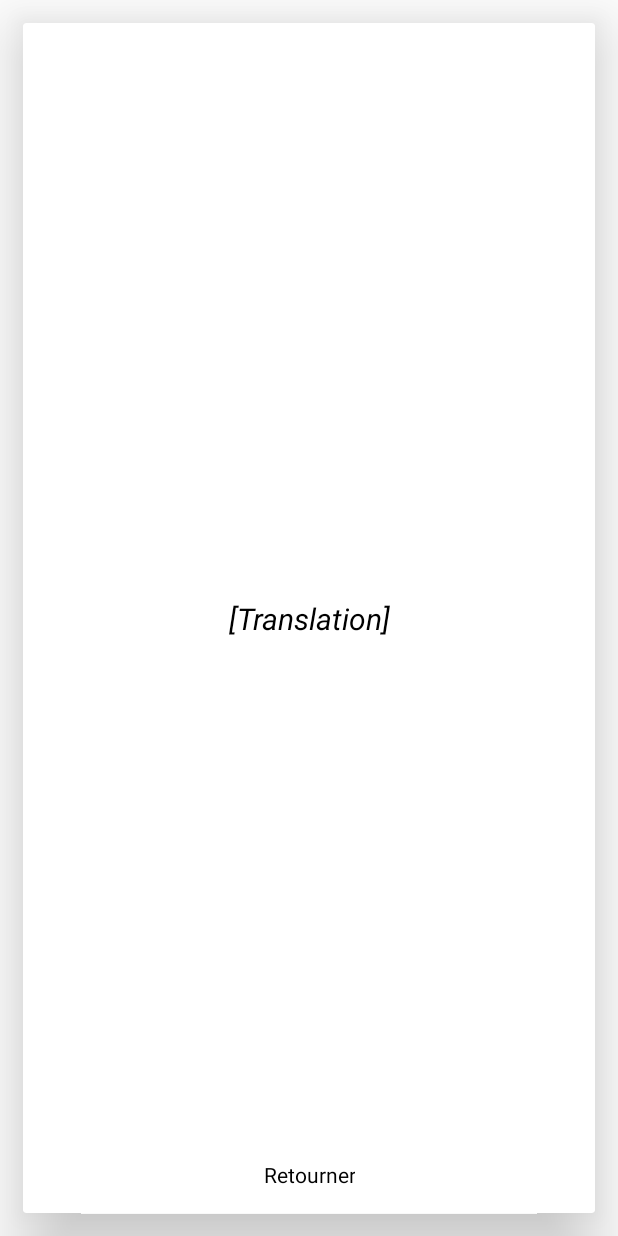
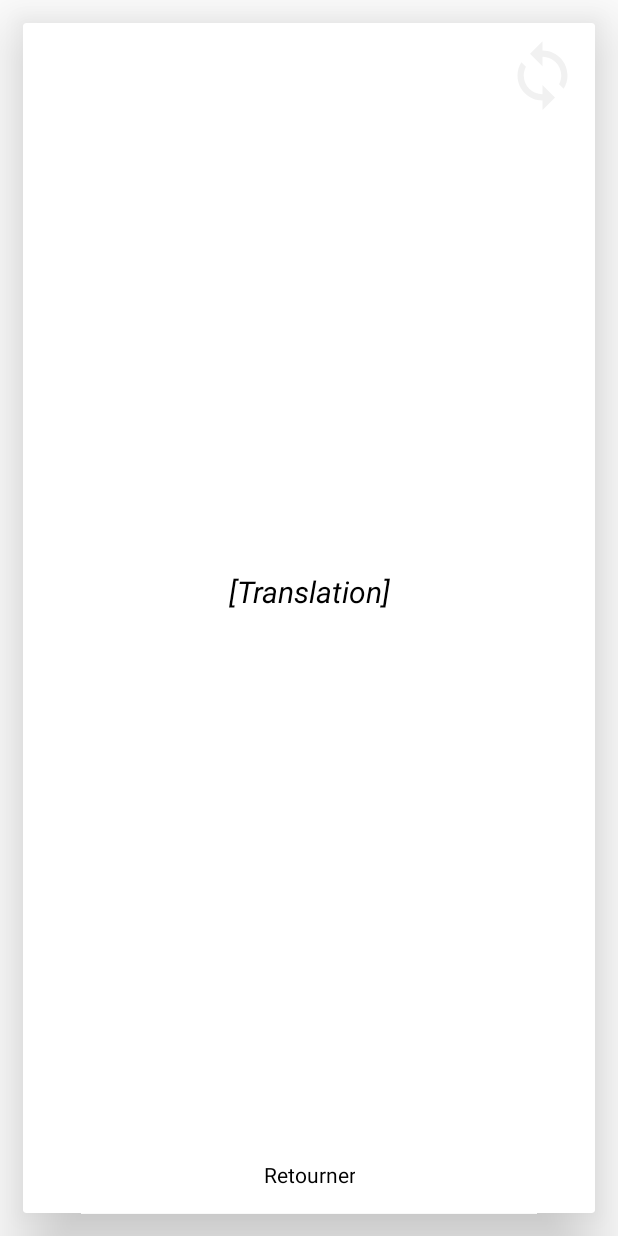
Before and after one commit to serreau/irregular-verbs, an Android app: the layout item_revision_front_cardview.xml on its own in the app's theme, with its tools: preview values and no code run, on a phone screen of 412 x 824 dp. Run offline under Robolectric (Android 15) with nearby library versions, the phone set to English and light mode, and no system bars.

Commit message:
Add some helping icon on cardview

```diff
--- /dev/null
+++ b/app/src/main/res/drawable/ic_baseline_loop_24.xml
@@ -0,0 +1,10 @@
+<vector xmlns:android="http://schemas.android.com/apk/res/android"
+    android:width="24dp"
+    android:height="24dp"
+    android:viewportWidth="24"
+    android:viewportHeight="24"
+    android:tint="?attr/colorControlNormal">
+  <path
+      android:fillColor="@android:color/white"
+      android:pathData="M12,4L12,1L8,5l4,4L12,6c3.31,0 6,2.69 6,6 0,1.01 -0.25,1.97 -0.7,2.8l1.46,1.46C19.54,15.03 20,13.57 20,12c0,-4.42 -3.58,-8 -8,-8zM12,18c-3.31,0 -6,-2.69 -6,-6 0,-1.01 0.25,-1.97 0.7,-2.8L5.24,7.74C4.46,8.97 4,10.43 4,12c0,4.42 3.58,8 8,8v3l4,-4 -4,-4v3z"/>
+</vector>
--- a/app/src/main/res/layout/item_revision_front_cardview.xml
+++ b/app/src/main/res/layout/item_revision_front_cardview.xml
@@ -21,9 +21,18 @@
                 app:layout_constraintStart_toStartOf="parent"
                 app:layout_constraintEnd_toEndOf="parent"
                 app:layout_constraintTop_toTopOf="parent"
-                app:layout_constraintBottom_toBottomOf="parent"
+                app:layout_constraintBottom_toTopOf="@+id/showBacksideButton"
                 android:textSize="20sp"
                 android:textStyle="italic" />
+
+            <ImageView
+                android:layout_width="50dp"
+                android:layout_height="50dp"
+                android:layout_margin="10dp"
+                android:src="@drawable/ic_baseline_loop_24"
+                app:tint="@color/light_grey"
+                app:layout_constraintTop_toTopOf="parent"
+                app:layout_constraintEnd_toEndOf="parent"/>
 
             <TextView
                 android:id="@+id/showBacksideButton"
```
Also changed, not shown: app/src/main/res/drawable/ic_baseline_keyboard_backspace_24.xml (added, +10 -0 lines), app/src/main/res/layout/item_revision_back_cardview.xml (+14 -5 lines).
